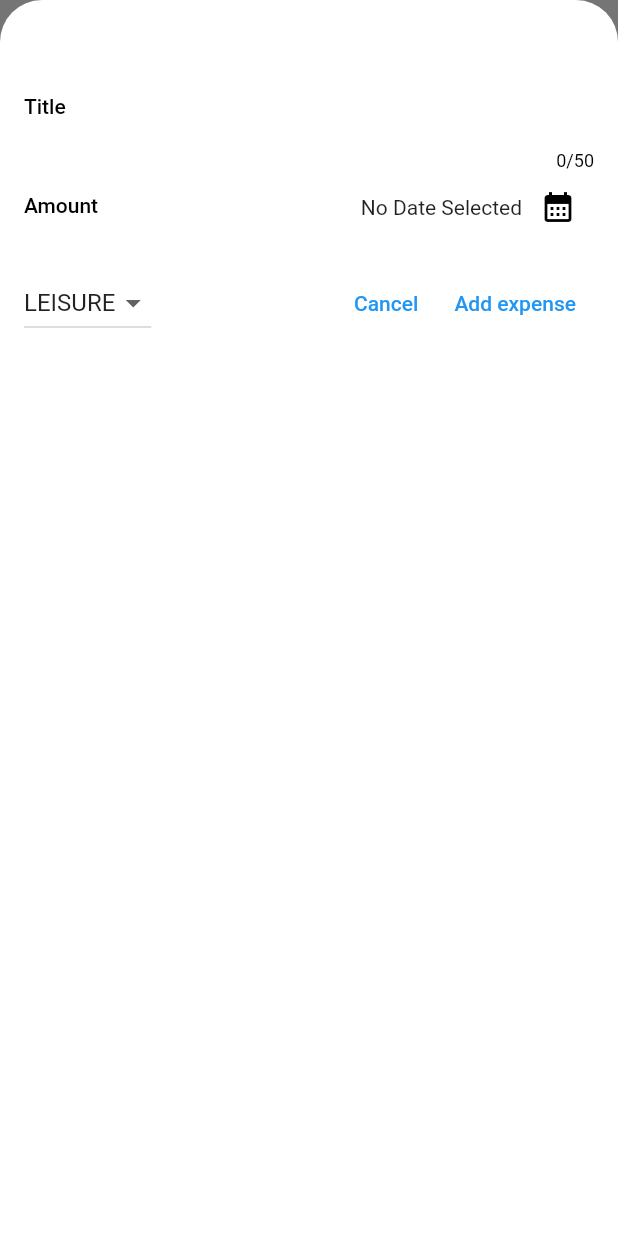
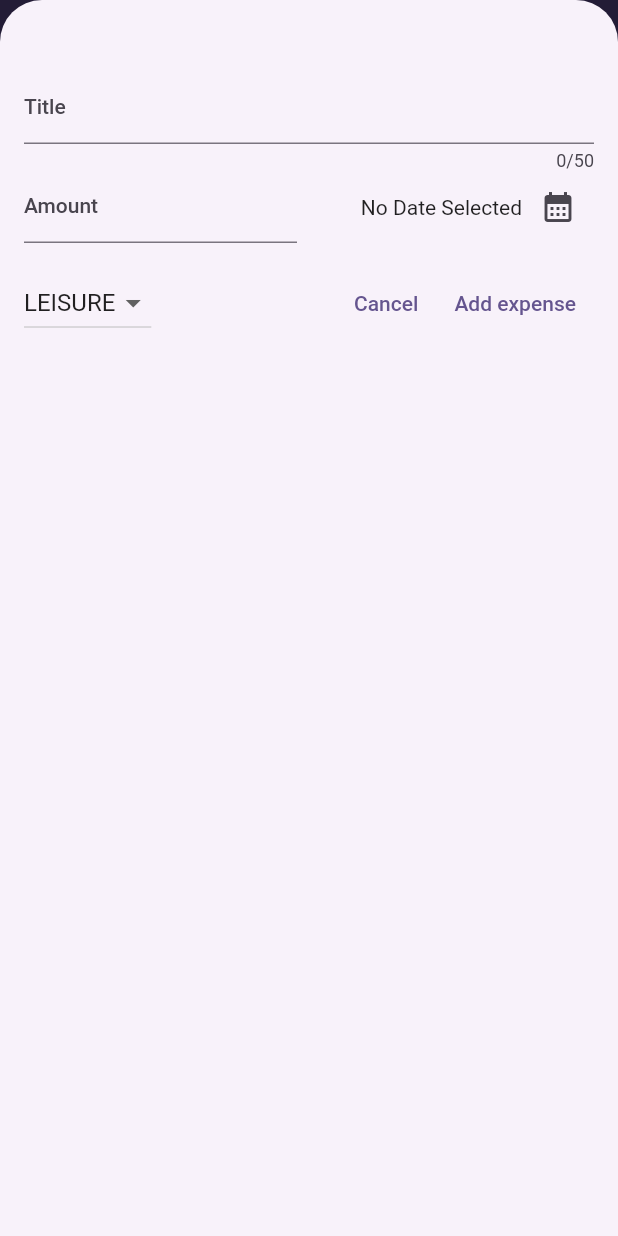
Before and after one commit to YOGESHnick/Expense_Tracker-flutter, a Flutter app: the screen it shows after launch, after a tap on the "add" icon, on a phone screen of 412 x 824 dp. Run offline on Flutter 3.47's test engine with Material 2 defaults, Android fonts, the phone set to English and light mode, and no system bars.

Commit message:
understading theming

```diff
--- a/lib/main.dart
+++ b/lib/main.dart
@@ -1,10 +1,34 @@
 import 'package:flutter/material.dart';
 import 'package:expense_tracker/widgets/expenses.dart';
+
+var kColorScheme = ColorScheme.fromSeed(seedColor:const  Color.fromARGB(255, 96, 59, 181));
 
 void main() {
   runApp(
      MaterialApp(
-      theme: ThemeData().copyWith(useMaterial3: true,scaffoldBackgroundColor: Color.fromARGB(255, 70, 28, 115)),
+      theme: ThemeData().copyWith(
+        useMaterial3: true,
+        // scaffoldBackgroundColor: const Color.fromARGB(255, 70, 28, 115),
+        colorScheme: kColorScheme,
+        appBarTheme: const AppBarTheme().copyWith(
+          backgroundColor: kColorScheme.onPrimaryContainer,
+          foregroundColor: kColorScheme.primaryContainer,
+          ),
+          cardTheme:const CardTheme().copyWith(
+            color: kColorScheme.secondaryContainer,
+            margin:const EdgeInsets.symmetric(
+              horizontal: 16,
+              vertical: 8,
+            ),
+          ),
+          textTheme: ThemeData().textTheme.copyWith(
+            titleLarge: TextStyle(
+              fontWeight: FontWeight.bold,
+              color: kColorScheme.onSecondaryContainer,
+              fontSize: 25,
+            ),
+          )
+        ),
       home:const Expenses() ,
     )
   );
```
